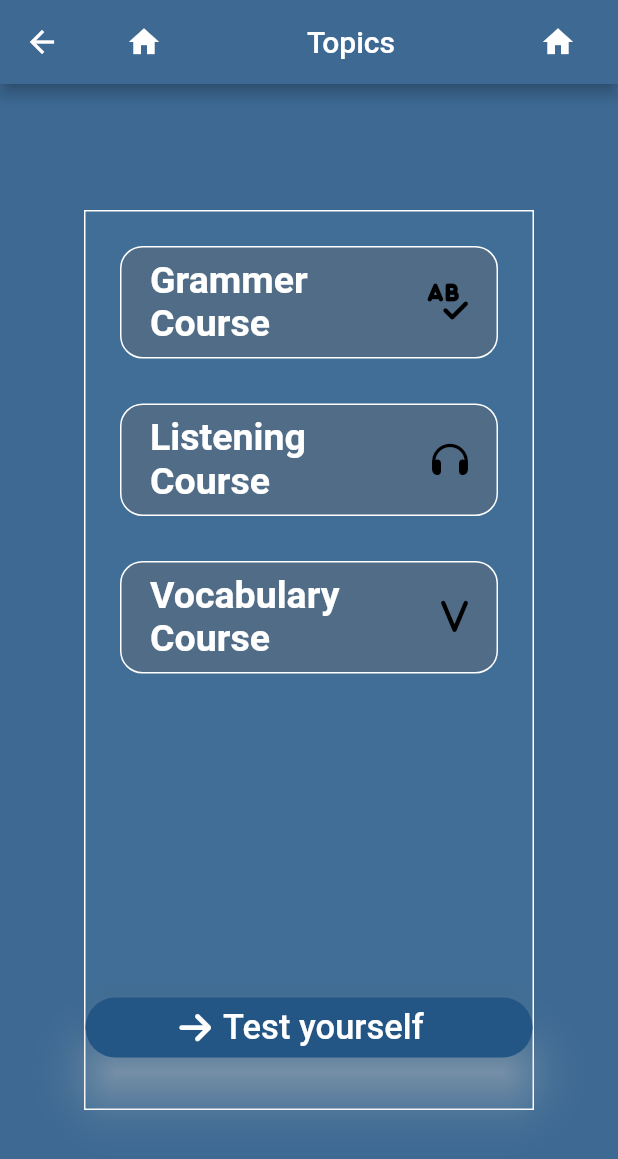
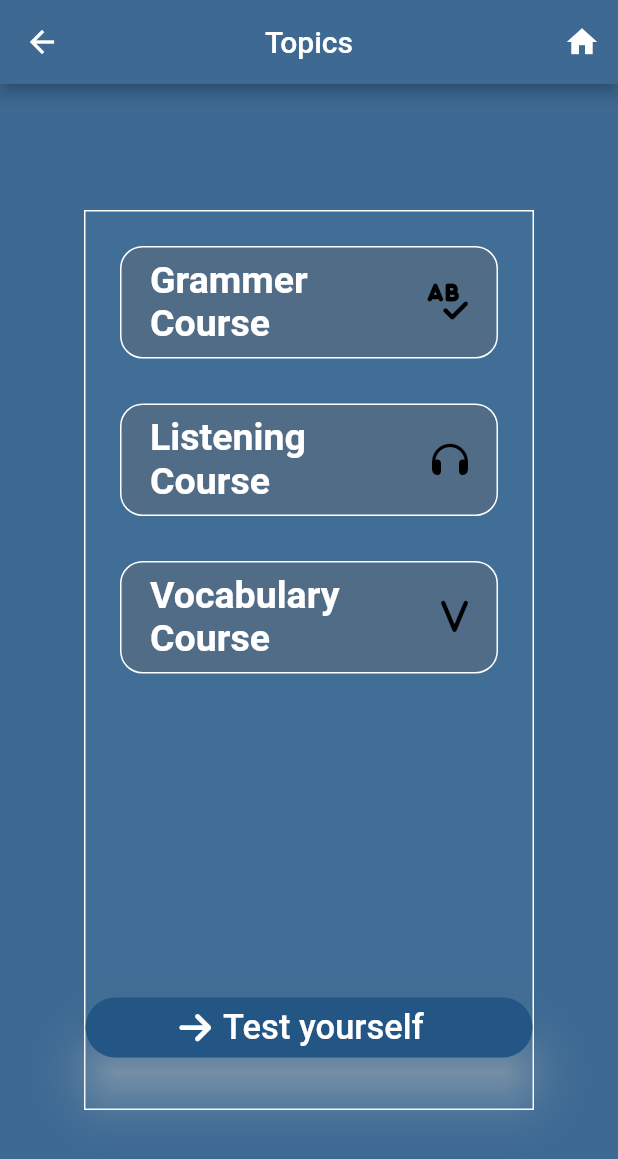
Before and after one commit to Nizar-Sweiss/Lab_11, a Flutter app: the Tobics screen opened by its route, on a phone screen of 412 x 824 dp. Shown: the top 1159 px of the screen. Run offline on Flutter 3.47's test engine with Material 2 defaults, Android fonts, the phone set to English and light mode, and no system bars; our stand-ins replace audioplayers, font_awesome_flutter, google_fonts, rounded_loading_button, youtube_player_flutter; Roboto replaces fonts that are missing (Adamina).

Commit message:
more fixed for the topics Screen

```diff
--- a/main/lib/Screens/Level Test/level_test.dart
+++ b/main/lib/Screens/Level Test/level_test.dart
@@ -191,8 +191,8 @@ class _QuestionAndAnswersState extends State<QuestionAndAnswers> {
                       value: Question.questionBank[questionNum].options[index],
                       groupValue: userAnswer,
                       onChanged: (ind) => setState(() {
+                        userAnswer = ind.toString();
                         _doSomething(_btnController1);
-                        userAnswer = ind.toString();
                         ResetCheckButton(_btnController1);
                       }),
                     ),
--- a/main/lib/Screens/Tobics.dart
+++ b/main/lib/Screens/Tobics.dart
@@ -13,24 +13,12 @@ class Tobics extends StatelessWidget {
     return Scaffold(
         backgroundColor: Color.fromARGB(255, 61, 105, 147),
         appBar: AppBar(
-          backgroundColor: Color.fromARGB(255, 61, 105, 147),
-          title: Row(
-            mainAxisAlignment: MainAxisAlignment.spaceBetween,
-            children: [
+            backgroundColor: Color.fromARGB(255, 61, 105, 147),
+            title: Text("Topics"),
+            centerTitle: true,
+            actions: [
               HomeButton(context),
-              Text("Topics"),
-              // SizedBox(
-              //   width: 193,
-              // ),
-              IconButton(
-                  onPressed: () {
-                    // edit the home
-                    Navigator.popAndPushNamed(context, "Home");
-                  },
-                  icon: Icon(Icons.home)),
-            ],
-          ),
-        ),
+            ]),
         body: Center(
             child: Container(
           decoration: BoxDecoration(
```
